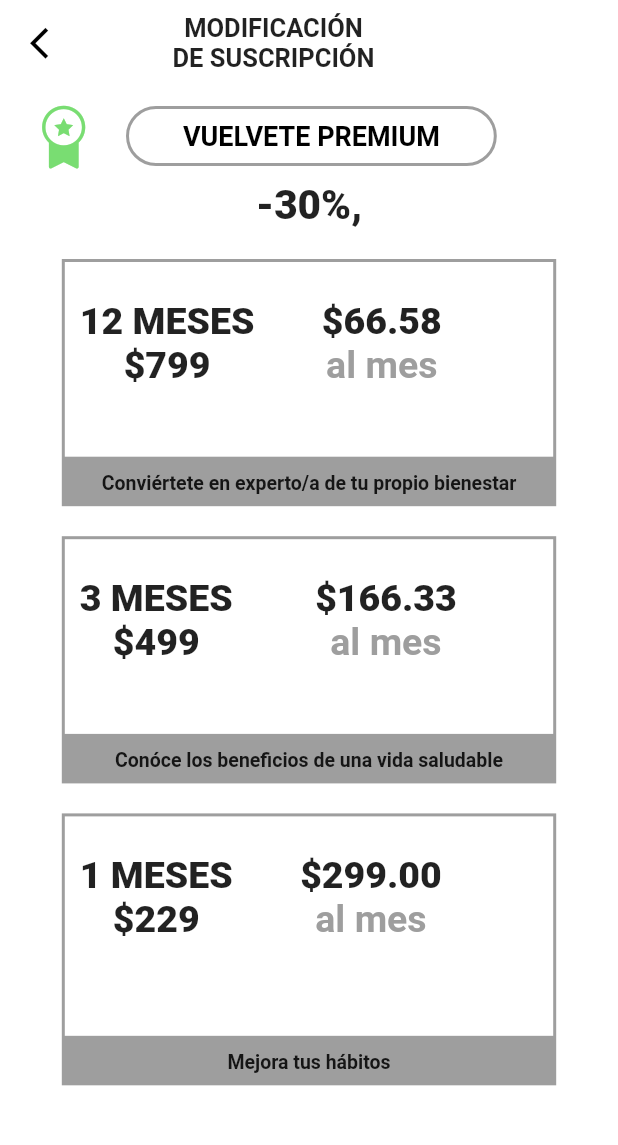
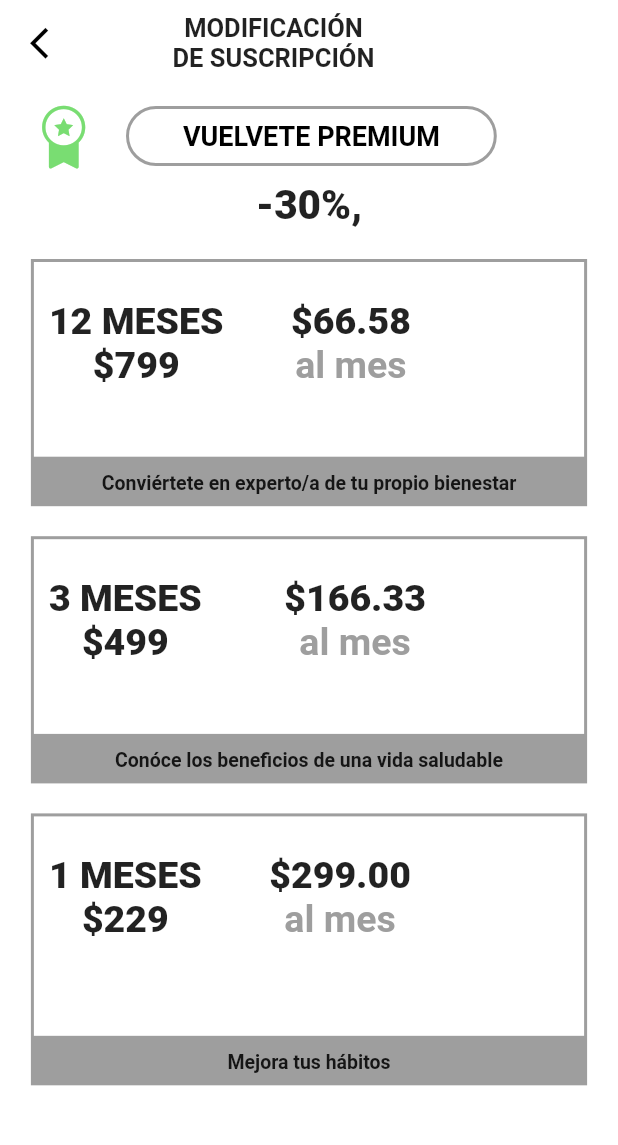
Before and after one commit to satsin06/coach_app, a Flutter app: the ModificationSubscription screen opened directly, on a phone screen of 412 x 824 dp, the part 71-1216 px from its top. Run offline on Flutter 3.47's test engine with Material 2 defaults, Android fonts, the phone set to English and light mode, and no system bars; our stand-ins replace calendar_timeline, firebase_auth, firebase_core, flutter_switch, material_design_icons_flutter, roundcheckbox and 4 more; missing offline and left inert: horizontal_picker; accounts and stored records are empty; project files that could hold a hidden picture were left out.

Commit message:
modified subscription page

```diff
--- a/lib/Screens/main_screens/profile/modification_subscription.dart
+++ b/lib/Screens/main_screens/profile/modification_subscription.dart
@@ -165,7 +165,7 @@ class _ModificationSubscriptionState extends State<ModificationSubscription> {
                 },
                 child: Container(
                   height: MediaQuery.of(context).size.height * 0.20,
-                  width: MediaQuery.of(context).size.width * 0.80,
+                  width: MediaQuery.of(context).size.width * 0.90,
                   color: _color,
                   child: Column(
                     children: [
@@ -247,7 +247,7 @@ class _ModificationSubscriptionState extends State<ModificationSubscription> {
                 },
                 child: Container(
                   height: MediaQuery.of(context).size.height * 0.20,
-                  width: MediaQuery.of(context).size.width * 0.80,
+                  width: MediaQuery.of(context).size.width * 0.90,
                   color: _color2,
                   child: Column(
                     children: [
@@ -329,7 +329,7 @@ class _ModificationSubscriptionState extends State<ModificationSubscription> {
                 },
                 child: Container(
                   height: MediaQuery.of(context).size.height * 0.22,
-                  width: MediaQuery.of(context).size.width * 0.80,
+                  width: MediaQuery.of(context).size.width * 0.90,
                   color: _color3,
                   child: Column(
                     children: [
```
